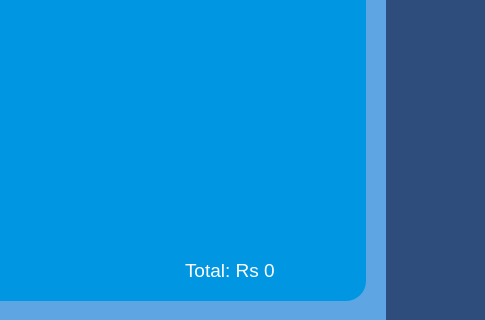
Old version of the form users.ui in the repository MdTeach/KU_EL; both pictures show x 385 to 870 and y 380 to 700 of the 870 by 700 pixel window.
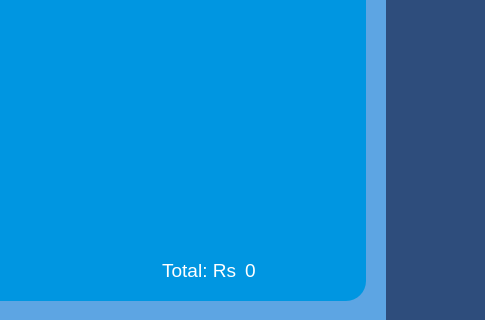
New version of the form. Icons and pictures are not drawn.

What changed in the file:
```diff
--- a/users.ui
+++ b/users.ui
@@ -355,9 +355,9 @@
       <widget class="QLabel" name="grandTotalLabel">
        <property name="geometry">
         <rect>
-         <x>440</x>
+         <x>500</x>
          <y>480</y>
-         <width>161</width>
+         <width>101</width>
          <height>41</height>
         </rect>
        </property>
@@ -367,7 +367,7 @@
         </font>
        </property>
        <property name="text">
-        <string>Total: Rs 0</string>
+        <string>0</string>
        </property>
       </widget>
       <widget class="QPushButton" name="confirmOrderButton">
@@ -389,6 +389,27 @@
         <string>Confirm</string>
        </property>
       </widget>
+      <widget class="QLabel" name="grandTotalLabel_2">
+       <property name="geometry">
+        <rect>
+         <x>390</x>
+         <y>480</y>
+         <width>101</width>
+         <height>41</height>
+        </rect>
+       </property>
+       <property name="font">
+        <font>
+         <pointsize>14</pointsize>
+        </font>
+       </property>
+       <property name="text">
+        <string>Total: Rs</string>
+       </property>
+       <property name="alignment">
+        <set>Qt::AlignRight|Qt::AlignTrailing|Qt::AlignVCenter</set>
+       </property>
+      </widget>
      </widget>
     </widget>
     <widget class="QWidget" name="myOrdersPage">
```
